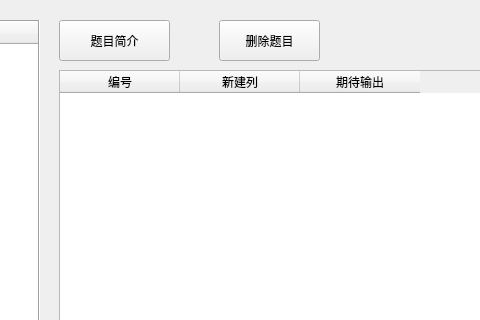
Before: the Qt Designer form qtAplication/TeacherClient/manageTab.ui in upc28/DaChuang-teachingPlatform, drawn with Qt 5; both pictures show x 151 to 631 and y 0 to 320 of the 831 by 446 pixel window.
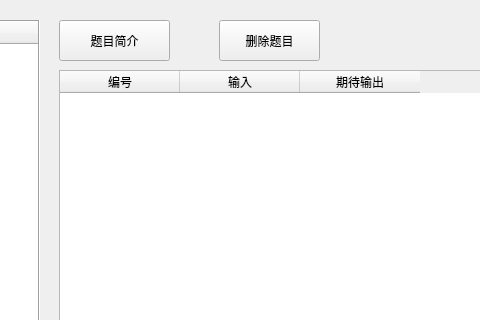
After: the same form once the commit is applied.

What changed in the file:
```diff
--- a/qtAplication/TeacherClient/manageTab.ui
+++ b/qtAplication/TeacherClient/manageTab.ui
@@ -120,7 +120,7 @@
    </column>
    <column>
     <property name="text">
-     <string>新建列</string>
+     <string>输入</string>
     </property>
    </column>
    <column>
```
